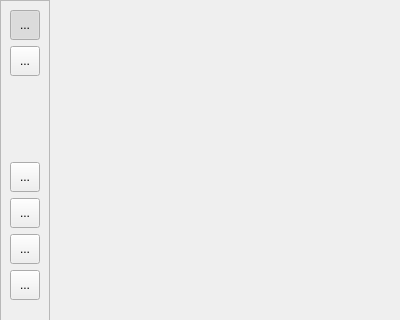
First picture: the form in python/resources/ui/graphwidget.ui, repository introlab/OpenIMU, before the edit; both pictures show x 0 to 400 and y 0 to 320 of the 400 by 542 pixel window.
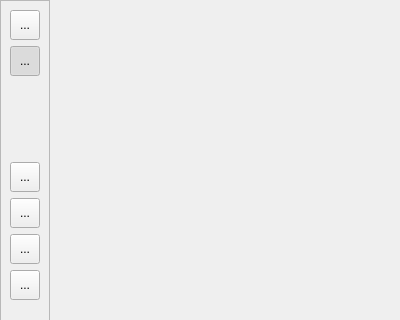
Second picture: the form after the edit. Icons and pictures are not drawn.

The edit to the form file:
```diff
--- a/python/resources/ui/graphwidget.ui
+++ b/python/resources/ui/graphwidget.ui
@@ -53,6 +53,38 @@
       <enum>QFrame::Raised</enum>
      </property>
      <layout class="QVBoxLayout" name="verticalLayout">
+      <item>
+       <widget class="QToolButton" name="btnMove">
+        <property name="minimumSize">
+         <size>
+          <width>30</width>
+          <height>30</height>
+         </size>
+        </property>
+        <property name="cursor">
+         <cursorShape>PointingHandCursor</cursorShape>
+        </property>
+        <property name="toolTip">
+         <string>Déplacer</string>
+        </property>
+        <property name="text">
+         <string>...</string>
+        </property>
+        <property name="icon">
+         <iconset resource="../core.qrc">
+          <normaloff>:/OpenIMU/icons/move.png</normaloff>:/OpenIMU/icons/move.png</iconset>
+        </property>
+        <property name="iconSize">
+         <size>
+          <width>24</width>
+          <height>24</height>
+         </size>
+        </property>
+        <property name="checkable">
+         <bool>true</bool>
+        </property>
+       </widget>
+      </item>
       <item>
        <widget class="QToolButton" name="btnSelect">
         <property name="minimumSize">
@@ -88,38 +120,6 @@
         </property>
        </widget>
       </item>
-      <item>
-       <widget class="QToolButton" name="btnMove">
-        <property name="minimumSize">
-         <size>
-          <width>30</width>
-          <height>30</height>
-         </size>
-        </property>
-        <property name="cursor">
-         <cursorShape>PointingHandCursor</cursorShape>
-        </property>
-        <property name="toolTip">
-         <string>Déplacer</string>
-        </property>
-        <property name="text">
-         <string>...</string>
-        </property>
-        <property name="icon">
-         <iconset resource="../core.qrc">
-          <normaloff>:/OpenIMU/icons/move.png</normaloff>:/OpenIMU/icons/move.png</iconset>
-        </property>
-        <property name="iconSize">
-         <size>
-          <width>24</width>
-          <height>24</height>
-         </size>
-        </property>
-        <property name="checkable">
-         <bool>true</bool>
-        </property>
-       </widget>
-      </item>
       <item>
        <spacer name="verticalSpacer_3">
         <property name="orientation">
```
